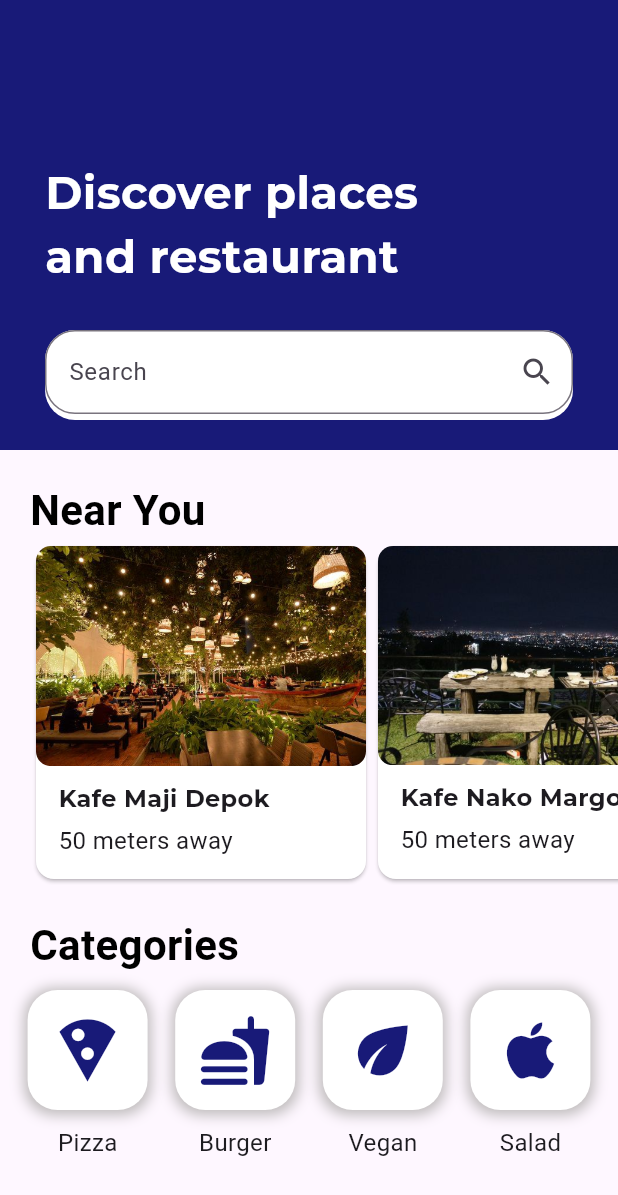
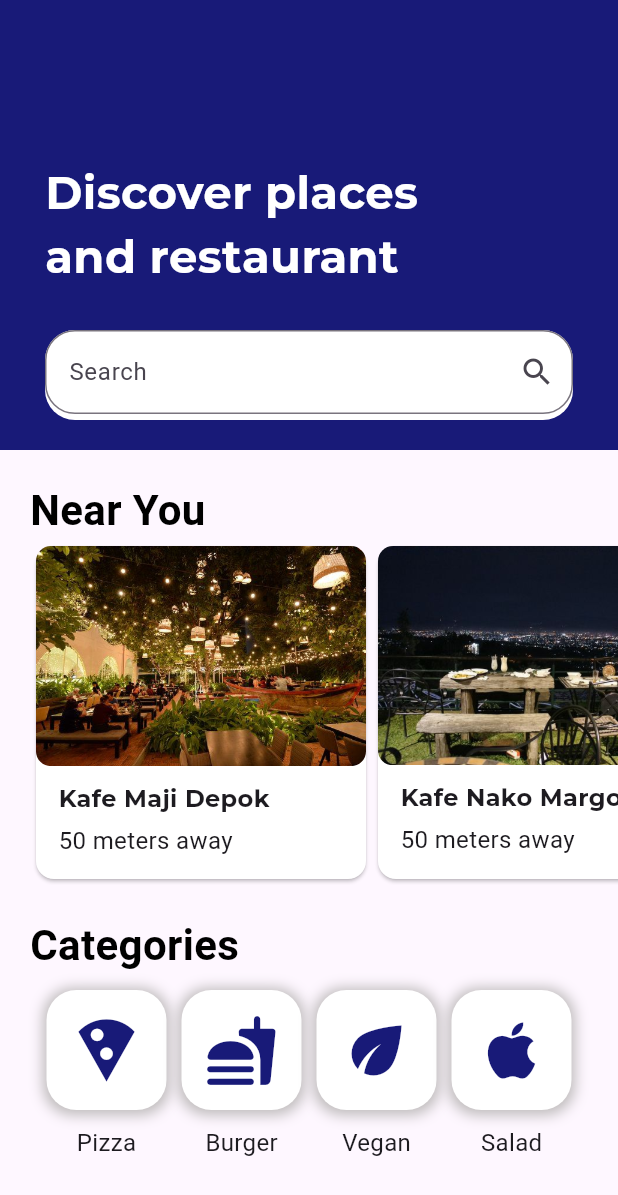
Before and after one commit to Shodiqwae/proyek_akhir, a Flutter app: the HomePage screen opened directly, on a phone screen of 412 x 824 dp. Shown: the top 1195 px of the screen. Run offline on Flutter 3.47's test engine with Material 3 defaults, Android fonts, the phone set to English and light mode, and no system bars; Roboto replaces fonts that are missing (Montseerat-Regular); project files that could hold a hidden picture were left out.

Commit message:
pembaruan gambar

```diff
--- a/lib/page/Homepage.dart
+++ b/lib/page/Homepage.dart
@@ -1,5 +1,6 @@
 import 'package:flutter/cupertino.dart';
 import 'package:flutter/material.dart';
+import 'package:flutter/rendering.dart';
 import 'package:flutter/widgets.dart';
 import 'package:proyek_akhir/model/restraurant_place.dart';
 import 'package:proyek_akhir/widget/Near.dart';
@@ -100,20 +101,30 @@ class HomePage extends StatelessWidget {
               children: [
                 Container(
                   margin: EdgeInsets.only(top: 20, left: 20),
-                  child: Text("Categories",
+                  child: Text(
+                    "Categories",
                     style: TextStyle(
                       color: Colors.black,
                       fontSize: 28,
                       fontWeight: FontWeight.bold,
-                  ),),
+                    ),
+                  ),
                 )
               ],
             ),
-            SizedBox(height: 10,),
-            Row(
-              mainAxisAlignment: MainAxisAlignment.spaceEvenly,
-              children: [
-                Column(
+            SizedBox(
+              height: 10,
+            ),
+            SingleChildScrollView(
+              scrollDirection: Axis.horizontal,
+              child: Padding(
+                padding: const EdgeInsets.symmetric(horizontal: 20),
+                child: Row(
+                  children: List.generate(
+                    4,
+                    (index) => Container(
+                      margin: EdgeInsets.symmetric(horizontal: 5),
+                      child: Column(
                         children: [
                           Container(
                             width: 80,
@@ -126,146 +137,45 @@ class HomePage extends StatelessWidget {
                                       color: Color.fromARGB(255, 189, 186, 186),
                                       spreadRadius: 2,
                                       blurRadius: 7,
-                            offset: Offset(0, 1)
-                          )
-                        ]
-                      ),
+                                      offset: Offset(0, 1))
+                                ]),
                             child: Column(
                               crossAxisAlignment: CrossAxisAlignment.center,
                               mainAxisAlignment: MainAxisAlignment.center,
                               children: [
-                          Row(
-                            mainAxisAlignment: MainAxisAlignment.center,
-                            children: [
-                              Icon(Icons.local_pizza,size: 50,color: Color.fromARGB(255, 24, 26, 120),)
-                            ],
+                                Icon(
+                                  index == 0
+                                      ? Icons.local_pizza
+                                      : index == 1
+                                          ? Icons.fastfood_rounded
+                                          : index == 2
+                                              ? Icons.eco
+                                              : Icons.apple,
+                                  size: 50,
+                                  color: Color.fromARGB(255, 24, 26, 120),
                                 )
                               ],
                             ),
                           ),
                           Container(
                             margin: EdgeInsets.only(top: 10),
-                      child: Text("Pizza",style: TextStyle(
-                        fontSize: 16
-                      ),),
-                    )
-                  ],
+                            child: Text(
+                              index == 0
+                                  ? "Pizza"
+                                  : index == 1
+                                      ? "Burger"
+                                      : index == 2
+                                          ? "Vegan"
+                                          : "Salad",
+                              style: TextStyle(fontSize: 16),
                             ),
-                Column(
-                  children: [
-                    Container(
-                      width: 80,
-                      height: 80,
-                      decoration: BoxDecoration(
-                        borderRadius: BorderRadius.circular(20),
-                      color: Color.fromARGB(255, 255, 255, 255),
-                        boxShadow: [
-                          BoxShadow(
-                            color: Color.fromARGB(255, 189, 186, 186),
-                            spreadRadius: 2,
-                            blurRadius: 7,
-                            offset: Offset(0, 1)
-                          )
-                        ]
-                      ),
-                      child: Column(
-                        crossAxisAlignment: CrossAxisAlignment.center,
-                        mainAxisAlignment: MainAxisAlignment.center,
-                        children: [
-                          Row(
-                            mainAxisAlignment: MainAxisAlignment.center,
-                            children: [
-                              Icon(Icons.fastfood_rounded,size: 50,color: Color.fromARGB(255, 24, 26, 120),)
-                            ],
                           )
                         ],
                       ),
                     ),
-                    Container(
-                      margin: EdgeInsets.only(top: 10),
-                      child: Text("Burger",style: TextStyle(
-                        fontSize: 16
-                      ),),
-                    )
-                  ],
-                ),
-                Column(
-                  children: [
-                    Container(
-                      width: 80,
-                      height: 80,
-                      decoration: BoxDecoration(
-                        borderRadius: BorderRadius.circular(20),
-                      color: Color.fromARGB(255, 255, 255, 255),
-                        boxShadow: [
-                          BoxShadow(
-                            color: Color.fromARGB(255, 189, 186, 186),
-                            spreadRadius: 2,
-                            blurRadius: 7,
-                            offset: Offset(0, 1)
-                          )
-                        ]
-                      ),
-                      child: Column(
-                        crossAxisAlignment: CrossAxisAlignment.center,
-                        mainAxisAlignment: MainAxisAlignment.center,
-                        children: [
-                          Row(
-                            mainAxisAlignment: MainAxisAlignment.center,
-                            children: [
-                              Icon(Icons.eco,size: 50,color: Color.fromARGB(255, 24, 26, 120),)
-                            ],
-                          )
-                        ],
                   ),
                 ),
-                    Container(
-                      margin: EdgeInsets.only(top: 10),
-                      child: Text("Vegan",style: TextStyle(
-                        fontSize: 16
-                      ),),
-                    )
-                  ],
               ),
-                Column(
-                  children: [
-                    Container(
-                      width: 80,
-                      height: 80,
-                      decoration: BoxDecoration(
-                        borderRadius: BorderRadius.circular(20),
-                      color: Color.fromARGB(255, 255, 255, 255),
-                        boxShadow: [
-                          BoxShadow(
-                            color: Color.fromARGB(255, 189, 186, 186),
-                            spreadRadius: 2,
-                            blurRadius: 7,
-                            offset: Offset(0, 1)
-                          )
-                        ]
-                      ),
-                      child: Column(
-                        crossAxisAlignment: CrossAxisAlignment.center,
-                        mainAxisAlignment: MainAxisAlignment.center,
-                        children: [
-                          Row(
-                            mainAxisAlignment: MainAxisAlignment.center,
-                            children: [
-                              Icon(Icons.apple,size: 50,color: Color.fromARGB(255, 24, 26, 120),)
-                            ],
-                          )
-                        ],
-                      ),
-                    ),
-                    Container(
-                      margin: EdgeInsets.only(top: 10),
-                      child: Text("Salad",style: TextStyle(
-                        fontSize: 16
-                      ),),
-                    )
-                  ],
-                ),
-              ],
             ),
           ],
         ),
--- a/lib/page/splash_page.dart
+++ b/lib/page/splash_page.dart
@@ -7,7 +7,8 @@ class Splash_Screen extends StatelessWidget {
   @override
   Widget build(BuildContext context) {
     return Scaffold(
-      body: Column(
+      body: SingleChildScrollView(
+        child: Column(
           children: [
             Row(
               children: [
@@ -96,6 +97,7 @@ class Splash_Screen extends StatelessWidget {
             )
           ],
         ),
+      ),
     );
   }
 }
--- a/lib/widget/detail_widget.dart
+++ b/lib/widget/detail_widget.dart
@@ -22,8 +22,8 @@ class Detail_Widget extends StatelessWidget {
                               width: 210,
                               child: ClipRRect(
                                 borderRadius: BorderRadius.circular(10),
-                                child: Image.network(
-                                    "https://i.pinimg.com/564x/0c/61/2f/0c612fd62b2669668d4b8ac190d137a7.jpg"),
+                                child: Image.asset(
+                                    "assets/images/dinner.jpg"),
                               ),
                             ),
                           ],
@@ -62,8 +62,8 @@ class Detail_Widget extends StatelessWidget {
                               width: 212,
                               child: ClipRRect(
                                 borderRadius: BorderRadius.circular(10),
-                                child: Image.network(
-                                    "https://i.pinimg.com/564x/10/66/92/1066924b56aa05f8f47e9a047815197a.jpg"),
+                                child: Image.asset(
+                                    "assets/images/bunner.jpg"),
                               ),
                             ),
                           ],
```
Also changed, not shown: assets/images/bunner.jpg (added), assets/images/dinner.jpg (added). Lines whose indentation alone changed are shown as unchanged.
